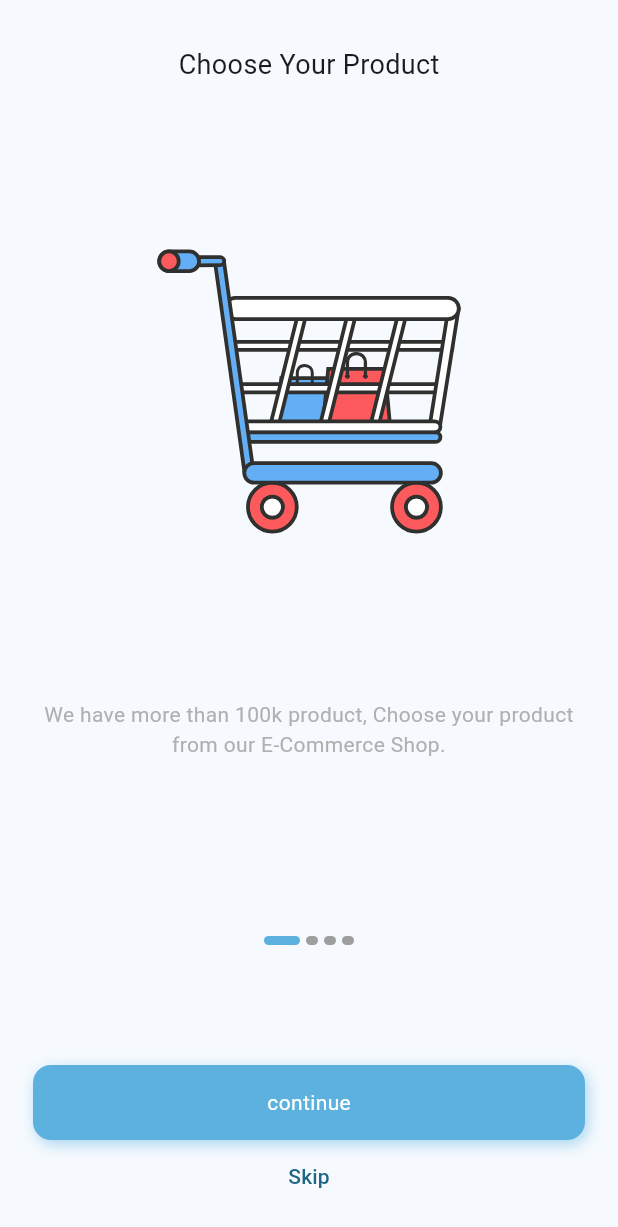
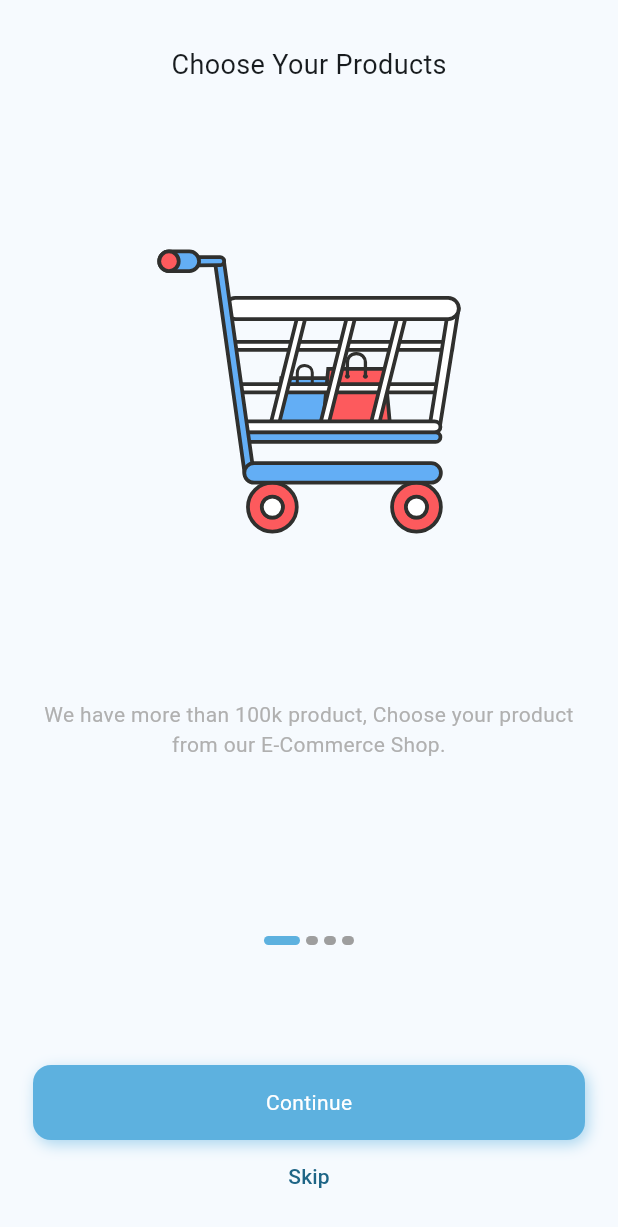
Before and after one commit to ahmedhamdi11/E-Commerce_app, a Flutter app: the screen it shows after launch, on a phone screen of 412 x 824 dp. Shown: the top 1227 px of the screen. Run offline on Flutter 3.47's test engine with Material 2 defaults, Android fonts, the phone set to English and light mode, and no system bars; drawn by our look-alikes of smooth_page_indicator; our stand-ins replace get, lottie, shared_preferences; Roboto replaces fonts that are missing (Jannah).

Commit message:
onboarding  translations done

```diff
--- a/lib/controllers/localization_controller.dart
+++ b/lib/controllers/localization_controller.dart
@@ -14,14 +14,9 @@ class LocalizationController extends GetxController {
 
   @override
   void onInit() {
-    String? langFromPrefs = appServices.prefs.getString('lang');
-    if (langFromPrefs == 'ar') {
-      locale = const Locale('ar');
-    } else if (langFromPrefs == 'en') {
-      locale = const Locale('en');
-    } else {
-      locale = Locale(Get.deviceLocale!.languageCode);
-    }
+    String langCode =
+        appServices.prefs.getString('lang') ?? Get.deviceLocale!.languageCode;
+    locale = Locale(langCode);
     super.onInit();
   }
 }
--- a/lib/core/localization/translations.dart
+++ b/lib/core/localization/translations.dart
@@ -3,11 +3,53 @@ import 'package:get/get.dart';
 class AppTranslations extends Translations {
   @override
   Map<String, Map<String, String>> get keys => {
+        // arabic translations
         'ar': {
-          '1': 'اختر منتجاتك',
+          // onboarding titls ar
+          'title_1': 'اختر منتجاتك',
+          'title_2': 'دفع سهل وآمن',
+          'title_3': 'أتبع طلبك',
+          'title_4': 'توصيل سريع',
+
+          //  onboarding body ar
+          'body_1':
+              'لدينا أكثر من 100 ألف منتج ، اختر منتجك من متجر التجارة الإلكترونية الخاص بنا .',
+          'body_2':
+              'طريقة دفع سهلة وآمنة. موثوق به من قبل عملائنا من جميع أنحاء العالم.',
+          'body_3':
+              'تم استخدام أفضل أداة تعقب لتتبع طلبك. ستعرف مكان وجود منتجك في الوقت الحالي.',
+          'body_4':
+              'موثوقة وسرعة التسليم. نقوم بتسليم منتجك بأسرع طريقة ممكنة.',
+
+          ////////////
+          'continue': 'استمر',
+          'skip': 'تخطي',
         },
+
+        // english translations
         'en': {
-          '1': 'Choose Your Products',
+          //  onboarding titls en
+          'title_1': 'Choose Your Products',
+          'title_2': 'Easy & Safe Payment',
+          'title_3': 'Track Your Order',
+          'title_4': 'Fast Delivery',
+
+          // onboarding Body en
+          'body_1':
+              'We have more than 100k product, Choose your product from our E-Commerce Shop.',
+
+          'body_2':
+              'Easy Checkout & Safe Payment metho. Trusted by our Customers from all over the world.',
+
+          'body_3':
+              'Best tracker has been used to track your order. You\'ll know where your product is at the moment.',
+
+          'body_4':
+              'Reliable And Fast Delivery. We Deliver your product the fastest way possible.',
+
+          ////////////
+          'continue': 'Continue',
+          'skip': 'Skip',
         },
       };
 }
--- a/lib/data/data_source/static/static_data.dart
+++ b/lib/data/data_source/static/static_data.dart
@@ -1,25 +1,10 @@
 import 'package:ecommerce_app/core/constants/asset_images.dart';
 import 'package:ecommerce_app/data/models/onboarding_model.dart';
+import 'package:get/get.dart';
 
 List<OnBoardingModel> onBoardingData = [
-  OnBoardingModel(
-    'Choose Your Product',
-    AssetImages.onBoardingImageOne,
-    'We have more than 100k product, Choose your product from our E-Commerce Shop.',
-  ),
-  OnBoardingModel(
-    'Easy & Safe Payment',
-    AssetImages.onBoardingImageTwo,
-    'Easy Checkout & Safe Payment metho. Trusted by our Customers from all over the world.',
-  ),
-  OnBoardingModel(
-    'Track Your Order',
-    AssetImages.onBoardingImageThree,
-    'Best tracker has been used to track your order. You\'ll know where your product is at the moment.',
-  ),
-  OnBoardingModel(
-    'Fast Delivery',
-    AssetImages.onBoardingImageFour,
-    'Reliale And Fast Delivery. We Deliver your product the fastest way possible.',
-  ),
+  OnBoardingModel('title_1'.tr, AssetImages.onBoardingImageOne, 'body_1'.tr),
+  OnBoardingModel('title_2'.tr, AssetImages.onBoardingImageTwo, 'body_2'.tr),
+  OnBoardingModel('title_3'.tr, AssetImages.onBoardingImageThree, 'body_3'.tr),
+  OnBoardingModel('title_4'.tr, AssetImages.onBoardingImageFour, 'body_4'.tr),
 ];
--- a/lib/views/screens/onboarding_screen.dart
+++ b/lib/views/screens/onboarding_screen.dart
@@ -39,7 +39,7 @@ class OnBoardingScreens extends StatelessWidget {
                 onTap: () {
                   onBoardingController.goToNextPage();
                 },
-                btnText: 'continue',
+                btnText: 'continue'.tr,
               ),
 
               // skip button
@@ -47,7 +47,7 @@ class OnBoardingScreens extends StatelessWidget {
                 onPressed: () {
                   onBoardingController.skipOnBoarding();
                 },
-                child: const Text('Skip'),
+                child: Text('skip'.tr),
               ),
 
               const SizedBox(
```
